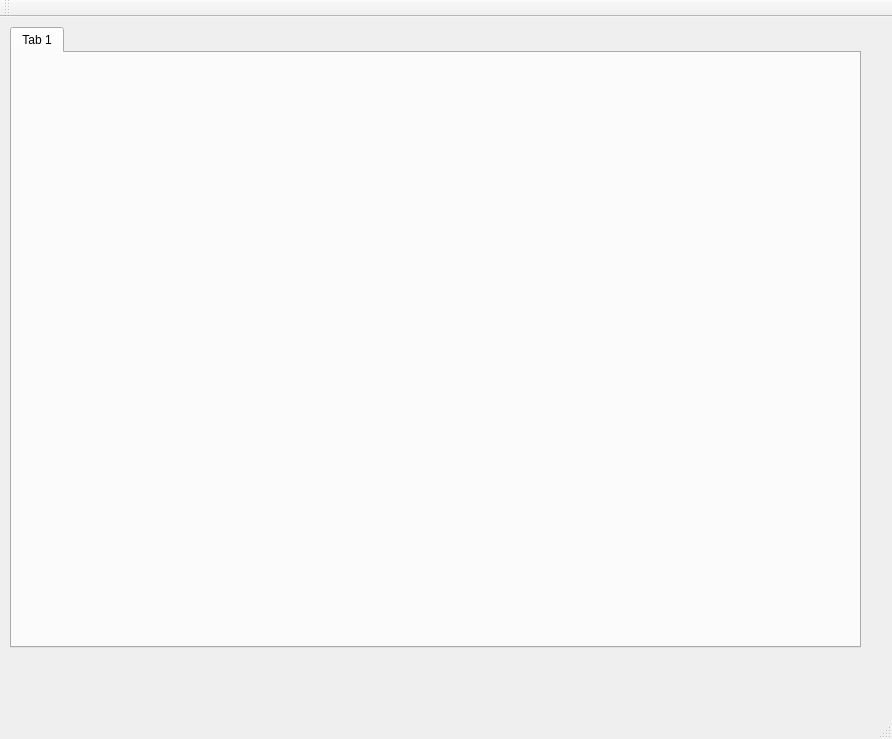
Before: the Qt Designer form weldroidProject/src/UI/XindeBao/mainwindow.ui in 295924038/robotics, drawn with Qt 5.
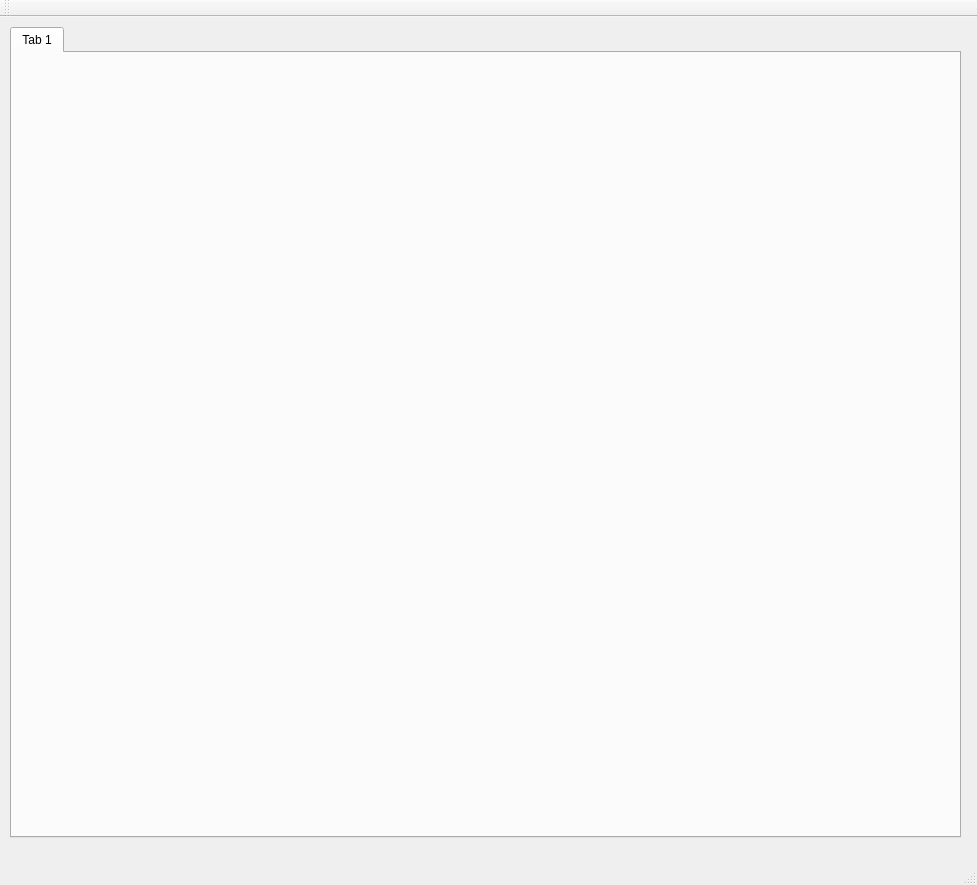
After: the same form once the commit is applied.

```diff
--- a/weldroidProject/src/UI/XindeBao/mainwindow.ui
+++ b/weldroidProject/src/UI/XindeBao/mainwindow.ui
@@ -6,8 +6,8 @@
    <rect>
     <x>0</x>
     <y>0</y>
-    <width>892</width>
-    <height>739</height>
+    <width>977</width>
+    <height>885</height>
    </rect>
   </property>
   <property name="windowTitle">
@@ -19,8 +19,8 @@
      <rect>
       <x>10</x>
       <y>10</y>
-      <width>851</width>
-      <height>621</height>
+      <width>951</width>
+      <height>811</height>
      </rect>
     </property>
     <property name="currentIndex">
```
Left out of the diff: 2 changed lines with no effect on the pictures.
